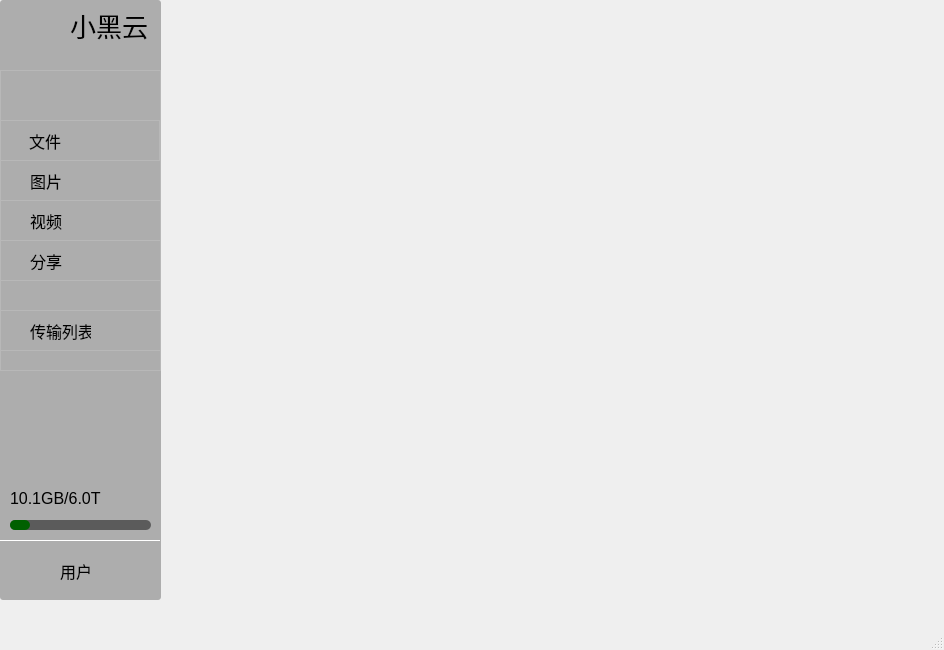
Above: SBCclient.ui from aibotez/SBCClientV2 before the change. Below: the same form after it.
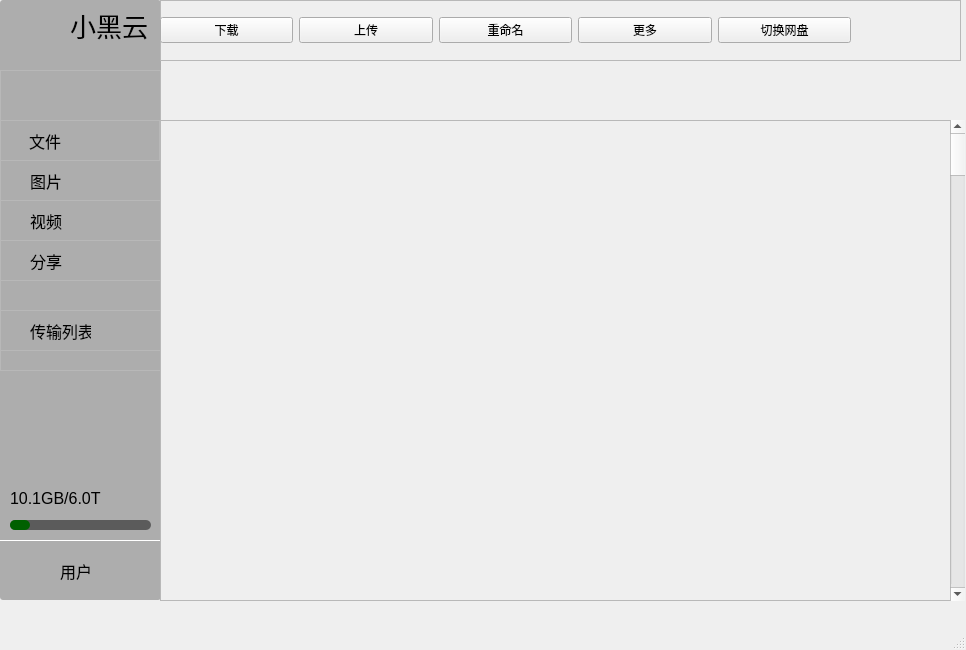
That is the form after the change. Icons and pictures are not drawn.

The edit to the form file:
```diff
--- a/SBCclient.ui
+++ b/SBCclient.ui
@@ -6,7 +6,7 @@
    <rect>
     <x>0</x>
     <y>0</y>
-    <width>944</width>
+    <width>966</width>
     <height>650</height>
    </rect>
   </property>
@@ -358,6 +358,105 @@
      </property>
     </widget>
    </widget>
+   <widget class="QFrame" name="frame_8">
+    <property name="geometry">
+     <rect>
+      <x>160</x>
+      <y>0</y>
+      <width>801</width>
+      <height>61</height>
+     </rect>
+    </property>
+    <property name="frameShape">
+     <enum>QFrame::StyledPanel</enum>
+    </property>
+    <property name="frameShadow">
+     <enum>QFrame::Raised</enum>
+    </property>
+    <widget class="QWidget" name="">
+     <property name="geometry">
+      <rect>
+       <x>0</x>
+       <y>0</y>
+       <width>691</width>
+       <height>61</height>
+      </rect>
+     </property>
+     <layout class="QHBoxLayout" name="horizontalLayout">
+      <item>
+       <widget class="QPushButton" name="pushButton">
+        <property name="text">
+         <string>下载</string>
+        </property>
+       </widget>
+      </item>
+      <item>
+       <widget class="QPushButton" name="pushButton_2">
+        <property name="text">
+         <string>上传</string>
+        </property>
+       </widget>
+      </item>
+      <item>
+       <widget class="QPushButton" name="pushButton_3">
+        <property name="text">
+         <string>重命名</string>
+        </property>
+       </widget>
+      </item>
+      <item>
+       <widget class="QPushButton" name="pushButton_4">
+        <property name="text">
+         <string>更多</string>
+        </property>
+       </widget>
+      </item>
+      <item>
+       <widget class="QPushButton" name="pushButton_5">
+        <property name="text">
+         <string>切换网盘</string>
+        </property>
+       </widget>
+      </item>
+     </layout>
+    </widget>
+   </widget>
+   <widget class="QScrollArea" name="scrollArea">
+    <property name="geometry">
+     <rect>
+      <x>160</x>
+      <y>120</y>
+      <width>791</width>
+      <height>481</height>
+     </rect>
+    </property>
+    <property name="widgetResizable">
+     <bool>true</bool>
+    </property>
+    <widget class="QWidget" name="scrollAreaWidgetContents">
+     <property name="geometry">
+      <rect>
+       <x>0</x>
+       <y>0</y>
+       <width>789</width>
+       <height>479</height>
+      </rect>
+     </property>
+    </widget>
+   </widget>
+   <widget class="QScrollBar" name="verticalScrollBar">
+    <property name="geometry">
+     <rect>
+      <x>950</x>
+      <y>120</y>
+      <width>15</width>
+      <height>481</height>
+     </rect>
+    </property>
+    <property name="orientation">
+     <enum>Qt::Vertical</enum>
+    </property>
+   </widget>
   </widget>
   <widget class="QMenuBar" name="menubar">
    <property name="geometry">
```
Left out of the diff: 2 changed lines with no effect on the pictures.
